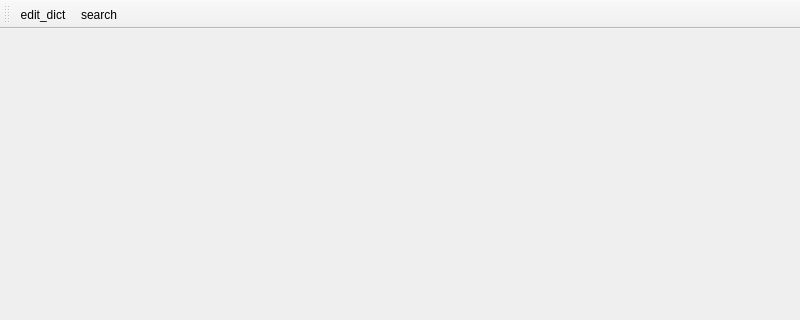
Old version of the form mainwindow.ui in the repository nemorami/dictbrowser; both pictures show x 0 to 800 and y 0 to 320 of the 800 by 600 pixel window.
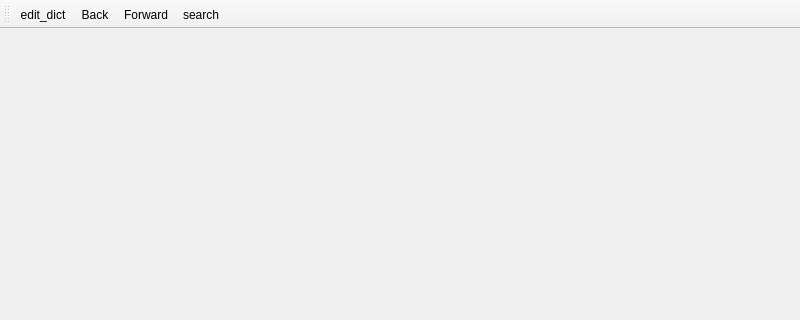
New version of the form.

What changed in the file:
```diff
--- a/mainwindow.ui
+++ b/mainwindow.ui
@@ -36,6 +36,8 @@
     <bool>false</bool>
    </attribute>
    <addaction name="actionedit_dict"/>
+   <addaction name="actionBack"/>
+   <addaction name="actionForward"/>
    <addaction name="actionsearch"/>
   </widget>
   <action name="actionsearch">
@@ -51,6 +53,16 @@
     <string>사전편집</string>
    </property>
   </action>
+  <action name="actionBack">
+   <property name="text">
+    <string>Back</string>
+   </property>
+  </action>
+  <action name="actionForward">
+   <property name="text">
+    <string>Forward</string>
+   </property>
+  </action>
  </widget>
  <resources/>
  <connections/>
```
Left out of the diff: 2 changed lines with no effect on the pictures.
